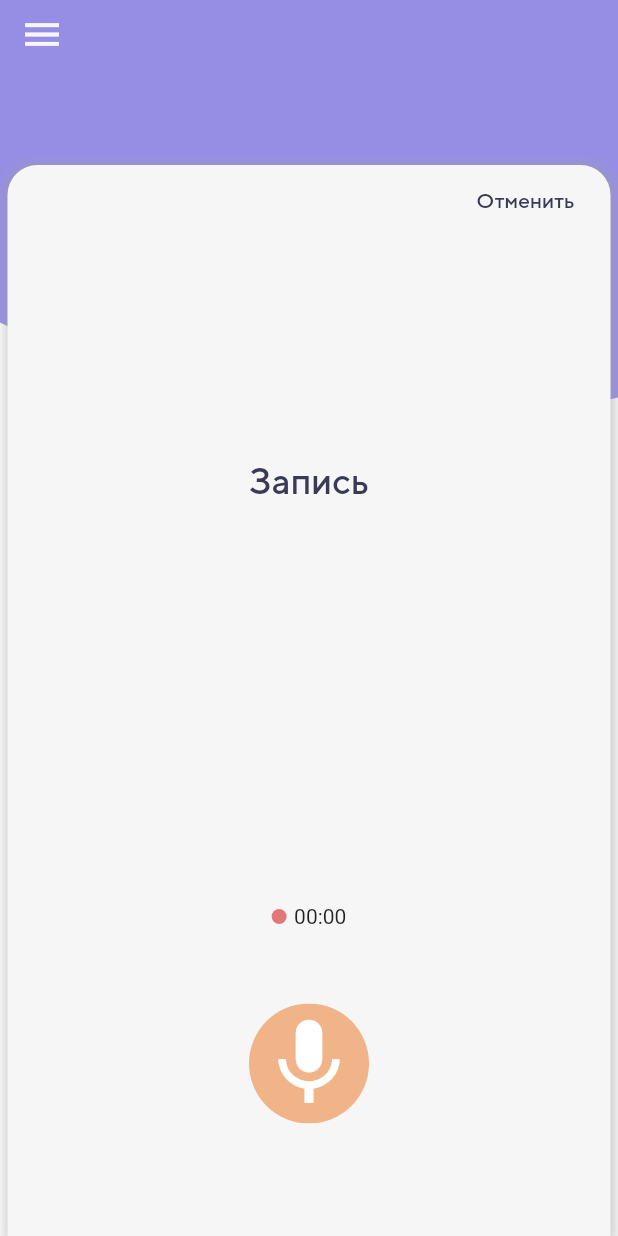
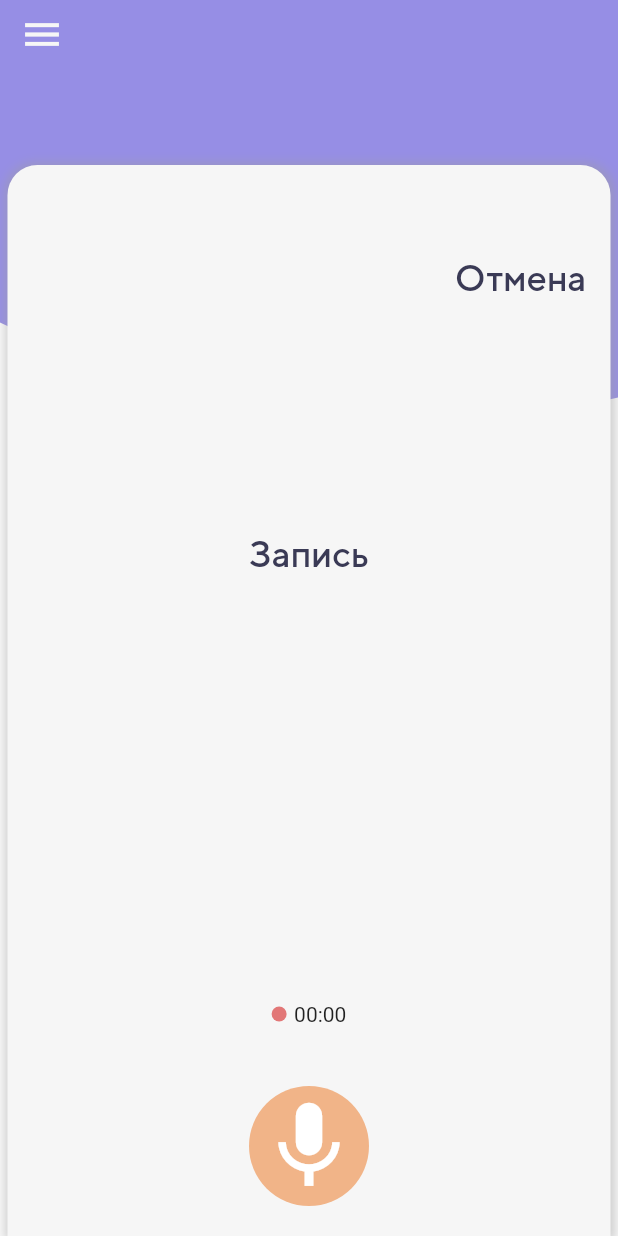
Before and after one commit to bounceit/MemoryBox, a Flutter app: the VoisePage screen opened by its route, on a phone screen of 412 x 824 dp. Run offline on Flutter 3.47's test engine with Material 2 defaults, Android fonts, the phone set to English and light mode, and no system bars; our stand-ins replace cloud_firestore, firebase_auth, firebase_core, firebase_storage, flutter_multi_formatter, flutter_phoenix and 1 more; missing offline and left inert: record; accounts and stored records are empty; statements that could not run were skipped.

```diff
--- a/lib/main.dart
+++ b/lib/main.dart
@@ -24,7 +24,7 @@ class MyApp extends StatelessWidget {
   Widget build(BuildContext context) {
     return ChangeNotifierProvider<RegistrationPageModel>(
       create: (BuildContext context) => RegistrationPageModel(),
-      child: MaterialApp(
+      child: const MaterialApp(
         initialRoute: SplashScreen.routeName,
         onGenerateRoute: AppRouter.generateRoute,
       ),
--- a/lib/pages/voise_pages/voice_page.dart
+++ b/lib/pages/voise_pages/voice_page.dart
@@ -15,7 +15,7 @@ class VoisePage extends StatefulWidget {
   static Widget create() {
     return ChangeNotifierProvider<ModelRP>(
       create: (BuildContext context) => ModelRP(),
-      child: const VoisePage(),
+      child: VoisePage(),
     );
   }
 
@@ -69,7 +69,7 @@ class _VoicePageState extends State<VoisePage> {
                               source: audioSource!,
                             ),
                           )
-                        : RecordingWidget(onStop: (path) {
+                        : AudioRecorder(onStop: (path) {
                             setState(() {
                               audioSource = ap.AudioSource.uri(Uri.parse(path));
                               isShowPlayer = true;
--- a/lib/pages/voise_pages/voise_widgets/recording_widget.dart
+++ b/lib/pages/voise_pages/voise_widgets/recording_widget.dart
@@ -1,25 +1,40 @@
 import 'dart:async';
 
-import 'package:audio_fairy_tales/recursec/app_icons.dart';
 import 'package:flutter/material.dart';
 import 'package:provider/provider.dart';
+import 'package:record/record.dart';
 
-import 'package:record/record.dart';
 import '../../../recursec/app_colors.dart';
+import '../../../recursec/app_icons.dart';
 import '../../../utils/constants.dart';
-import '../voice_page.dart';
 import '../model_voise_page.dart';
 
-class RecordingWidget extends StatefulWidget {
-  static const routeName = '/recording_page';
+class _BuildTimer extends StatelessWidget {
+  const _BuildTimer({Key? key, required this.recordDuration}) : super(key: key);
+  final int recordDuration;
+  @override
+  Widget build(BuildContext context) {
+    final String minutes = formatNumberTwo(recordDuration ~/ 60);
+    final String seconds = formatNumberTwo(recordDuration % 60);
+    Timer(Duration(microseconds: 0), () {
+      context.read<ModelRP>().setDuration(minutes, seconds);
+    });
+    return Text(
+      '$minutes : $seconds',
+      style: const TextStyle(color: Colors.red),
+    );
+  }
+}
+
+class AudioRecorder extends StatefulWidget {
   final void Function(String path) onStop;
-  const RecordingWidget({required this.onStop});
+  const AudioRecorder({required this.onStop});
 
   @override
-  State<RecordingWidget> createState() => _RecordingWidgetState();
+  _AudioRecorderState createState() => _AudioRecorderState();
 }
 
-class _RecordingWidgetState extends State<RecordingWidget> {
+class _AudioRecorderState extends State<AudioRecorder> {
   bool _isRecording = false;
   bool _isPaused = false;
   int _recordDuration = 0;
@@ -29,7 +44,6 @@ class _RecordingWidgetState extends State<RecordingWidget> {
   Timer? _timerAmplitude;
   final _audioRecorder = Record();
   Amplitude? _amplitude;
-  Record? _record;
   double _dcb = 0;
   List _listAmplitude = [];
   final ScrollController? _scrollController = ScrollController();
@@ -54,11 +68,14 @@ class _RecordingWidgetState extends State<RecordingWidget> {
       const Duration(milliseconds: 40),
       (_) async {
         _incWidth++;
-        _dcb = _amplitude!.current + 20;
+        _amplitude = await _audioRecorder.getAmplitude();
+        _dcb = _amplitude!.current + 25;
         if (_dcb < 2) {
           _dcb = 2;
         }
+
         _listAmplitude.add(_dcb);
+        // setState(() {});
       },
     );
   }
@@ -108,7 +125,7 @@ class _RecordingWidgetState extends State<RecordingWidget> {
             children: [
               AnimatedContainer(
                 duration: const Duration(milliseconds: 50),
-                height: _listAmplitude[index] * 2,
+                height: _listAmplitude[index] * 3,
                 width: 2,
                 color: Colors.black,
               ),
@@ -128,29 +145,10 @@ class _RecordingWidgetState extends State<RecordingWidget> {
 
   Widget _buildText() {
     if (_isRecording || _isPaused) {
-      return _buildTimer();
+      return _BuildTimer(recordDuration: _recordDuration);
     }
 
     return Text('00:00');
-  }
-
-  Widget _buildTimer() {
-    final String minutes = _formatNumber(_recordDuration ~/ 60);
-    final String seconds = _formatNumber(_recordDuration % 60);
-    context.read<ModelRP>().setDuration(minutes, seconds);
-    return Text(
-      '$minutes : $seconds',
-      style: const TextStyle(color: Colors.red),
-    );
-  }
-
-  String _formatNumber(int number) {
-    String numberStr = number.toString();
-    if (number < 10) {
-      numberStr = '0' + numberStr;
-    }
-
-    return numberStr;
   }
 
   Future<void> _start() async {
@@ -193,6 +191,7 @@ class _RecordingWidgetState extends State<RecordingWidget> {
     _ampTimer =
         Timer.periodic(const Duration(milliseconds: 200), (Timer t) async {
       _amplitude = await _audioRecorder.getAmplitude();
+      setState(() {});
     });
   }
 
@@ -201,19 +200,28 @@ class _RecordingWidgetState extends State<RecordingWidget> {
     return Column(
       mainAxisAlignment: MainAxisAlignment.spaceBetween,
       children: [
+        SizedBox(
+          child: Column(
+            children: [],
+          ),
+        ),
         Padding(
-          padding: const EdgeInsets.symmetric(horizontal: 16),
+          padding: const EdgeInsets.all(16.0),
           child: Align(
             alignment: Alignment.bottomRight,
-            child: TextButton(
-                onPressed: () {
-                  Navigator.pop(context);
-                },
-                child: Text(
-                  'Отменить',
-                  style: twoBodyTextStyle,
-                )),
+            child: GestureDetector(
+              onTap: () {
+                Navigator.pop(context);
+              },
+              child: const Text(
+                'Отмена',
+                style: bodyTextStyle,
+              ),
+            ),
           ),
+        ),
+        const SizedBox(
+          height: 50,
         ),
         const Text(
           'Запись',
@@ -221,8 +229,10 @@ class _RecordingWidgetState extends State<RecordingWidget> {
         ),
         SizedBox(
           child: Column(
-            mainAxisAlignment: MainAxisAlignment.spaceBetween,
             children: [
+              const SizedBox(
+                height: 120,
+              ),
               _amplitudRecords(),
               Row(
                 mainAxisAlignment: MainAxisAlignment.center,
@@ -243,9 +253,13 @@ class _RecordingWidgetState extends State<RecordingWidget> {
                   _buildText(),
                 ],
               ),
-              SizedBox(height: 50),
+              const SizedBox(
+                height: 40.0,
+              ),
               _buildRecordStopControl(),
-              SizedBox(height: 75),
+              const SizedBox(
+                height: 20.0,
+              ),
             ],
           ),
         ),
--- a/lib/routes/routes.dart
+++ b/lib/routes/routes.dart
@@ -38,7 +38,7 @@ class AppRouter {
 
       // /first_wight_page.dart
       case VoisePage.routeName:
-        builder = (_) => const VoisePage();
+        builder = (_) => VoisePage.create();
         break;
 
       case MainRegisterPage.routeName:
```
Also changed, not shown: analysis_options.yaml (+8 -26 lines), lib/pages/voise_pages/voise_widgets/play_widget.dart (+8 -8 lines), lib/utils/constants.dart (+9 -0 lines), lib/widgets/uncategorized/slider.dart (added, +40 -0 lines), 3 other files.
